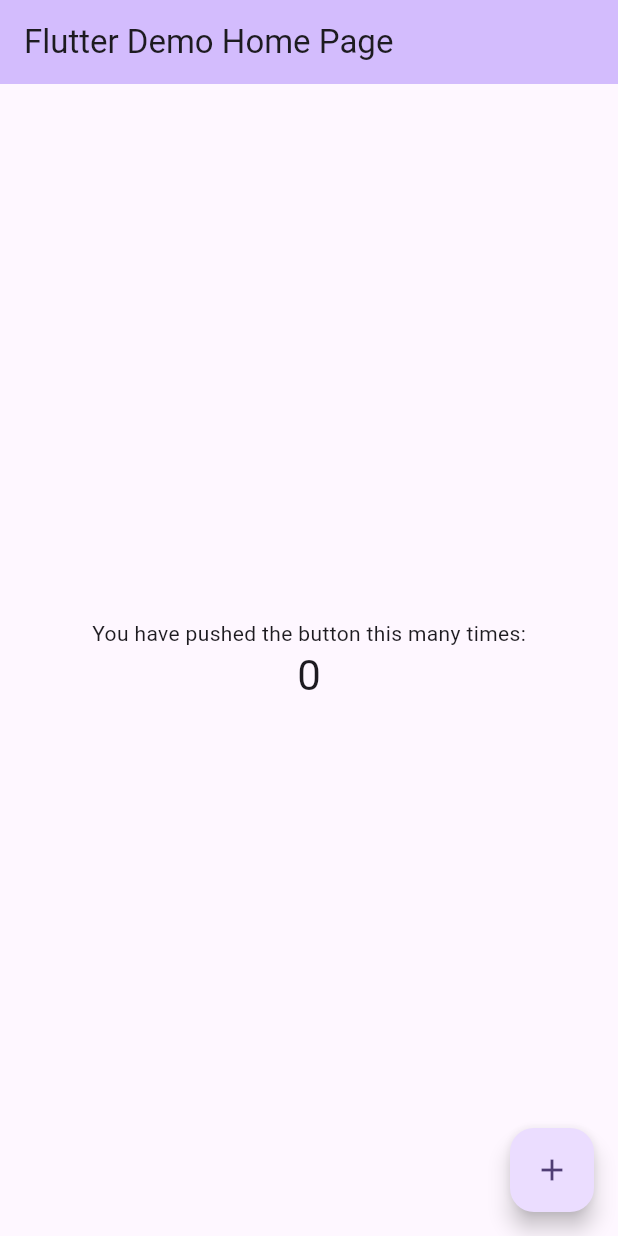
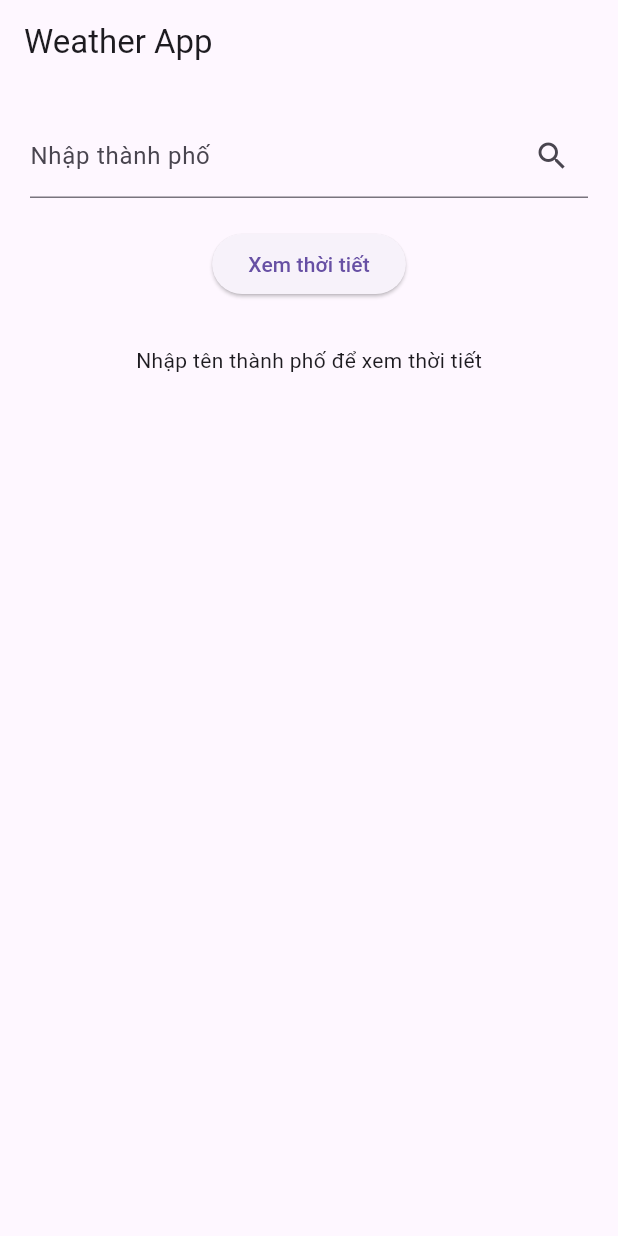
Before and after one commit to HoaTruong1301/flutter_weather_app_truongvinhhoa, a Flutter app: the screen it shows after launch, on a phone screen of 412 x 824 dp. Run offline on Flutter 3.47's test engine with Material 3 defaults, Android fonts, the phone set to English and light mode, and no system bars.

Commit message:
Initial commit

```diff
--- a/lib/main.dart
+++ b/lib/main.dart
@@ -1,122 +1,24 @@
 import 'package:flutter/material.dart';
+import 'package:provider/provider.dart';
+import 'providers/weather_provider.dart';
+import 'screens/home_screen.dart';
 
 void main() {
-  runApp(const MyApp());
+  runApp(
+    ChangeNotifierProvider(
+      create: (_) => WeatherProvider(),
+      child: MyApp(),
+    ),
+  );
 }
 
 class MyApp extends StatelessWidget {
   const MyApp({super.key});
 
-  // This widget is the root of your application.
   @override
   Widget build(BuildContext context) {
     return MaterialApp(
-      title: 'Flutter Demo',
-      theme: ThemeData(
-        // This is the theme of your application.
-        //
-        // TRY THIS: Try running your application with "flutter run". You'll see
-        // the application has a purple toolbar. Then, without quitting the app,
-        // try changing the seedColor in the colorScheme below to Colors.green
-        // and then invoke "hot reload" (save your changes or press the "hot
-        // reload" button in a Flutter-supported IDE, or press "r" if you used
-        // the command line to start the app).
-        //
-        // Notice that the counter didn't reset back to zero; the application
-        // state is not lost during the reload. To reset the state, use hot
-        // restart instead.
-        //
-        // This works for code too, not just values: Most code changes can be
-        // tested with just a hot reload.
-        colorScheme: .fromSeed(seedColor: Colors.deepPurple),
-      ),
-      home: const MyHomePage(title: 'Flutter Demo Home Page'),
+      home: HomeScreen(),
     );
   }
 }
-
-class MyHomePage extends StatefulWidget {
-  const MyHomePage({super.key, required this.title});
-
-  // This widget is the home page of your application. It is stateful, meaning
-  // that it has a State object (defined below) that contains fields that affect
-  // how it looks.
-
-  // This class is the configuration for the state. It holds the values (in this
-  // case the title) provided by the parent (in this case the App widget) and
-  // used by the build method of the State. Fields in a Widget subclass are
-  // always marked "final".
-
-  final String title;
-
-  @override
-  State<MyHomePage> createState() => _MyHomePageState();
-}
-
-class _MyHomePageState extends State<MyHomePage> {
-  int _counter = 0;
-
-  void _incrementCounter() {
-    setState(() {
-      // This call to setState tells the Flutter framework that something has
-      // changed in this State, which causes it to rerun the build method below
-      // so that the display can reflect the updated values. If we changed
-      // _counter without calling setState(), then the build method would not be
-      // called again, and so nothing would appear to happen.
-      _counter++;
-    });
-  }
-
-  @override
-  Widget build(BuildContext context) {
-    // This method is rerun every time setState is called, for instance as done
-    // by the _incrementCounter method above.
-    //
-    // The Flutter framework has been optimized to make rerunning build methods
-    // fast, so that you can just rebuild anything that needs updating rather
-    // than having to individually change instances of widgets.
-    return Scaffold(
-      appBar: AppBar(
-        // TRY THIS: Try changing the color here to a specific color (to
-        // Colors.amber, perhaps?) and trigger a hot reload to see the AppBar
-        // change color while the other colors stay the same.
-        backgroundColor: Theme.of(context).colorScheme.inversePrimary,
-        // Here we take the value from the MyHomePage object that was created by
-        // the App.build method, and use it to set our appbar title.
-        title: Text(widget.title),
-      ),
-      body: Center(
-        // Center is a layout widget. It takes a single child and positions it
-        // in the middle of the parent.
-        child: Column(
-          // Column is also a layout widget. It takes a list of children and
-          // arranges them vertically. By default, it sizes itself to fit its
-          // children horizontally, and tries to be as tall as its parent.
-          //
-          // Column has various properties to control how it sizes itself and
-          // how it positions its children. Here we use mainAxisAlignment to
-          // center the children vertically; the main axis here is the vertical
-          // axis because Columns are vertical (the cross axis would be
-          // horizontal).
-          //
-          // TRY THIS: Invoke "debug painting" (choose the "Toggle Debug Paint"
-          // action in the IDE, or press "p" in the console), to see the
-          // wireframe for each widget.
-          mainAxisAlignment: .center,
-          children: [
-            const Text('You have pushed the button this many times:'),
-            Text(
-              '$_counter',
-              style: Theme.of(context).textTheme.headlineMedium,
-            ),
-          ],
-        ),
-      ),
-      floatingActionButton: FloatingActionButton(
-        onPressed: _incrementCounter,
-        tooltip: 'Increment',
-        child: const Icon(Icons.add),
-      ),
-    );
-  }
-}
--- /dev/null
+++ b/lib/models/weather_model.dart
@@ -0,0 +1,19 @@
+class WeatherModel {
+  final String city;
+  final double temp;
+  final String description;
+
+  WeatherModel({
+    required this.city,
+    required this.temp,
+    required this.description,
+  });
+
+  factory WeatherModel.fromJson(Map<String, dynamic> json) {
+    return WeatherModel(
+      city: json['name'],
+      temp: json['main']['temp'].toDouble(),
+      description: json['weather'][0]['description'],
+    );
+  }
+}
--- /dev/null
+++ b/lib/providers/weather_provider.dart
@@ -0,0 +1,24 @@
+import 'package:flutter/material.dart';
+import '../models/weather_model.dart';
+import '../services/weather_service.dart';
+
+class WeatherProvider extends ChangeNotifier {
+  WeatherModel? weather;
+  bool isLoading = false;
+
+  final WeatherService service = WeatherService();
+
+  Future<void> getWeather(String city) async {
+    isLoading = true;
+    notifyListeners();
+
+    try {
+      weather = await service.fetchWeather(city);
+    } catch (e) {
+      print(e);
+    }
+
+    isLoading = false;
+    notifyListeners();
+  }
+}
--- /dev/null
+++ b/lib/screens/home_screen.dart
@@ -0,0 +1,69 @@
+import 'package:flutter/material.dart';
+import 'package:provider/provider.dart';
+import '../providers/weather_provider.dart';
+
+class HomeScreen extends StatelessWidget {
+  final TextEditingController controller = TextEditingController();
+
+  @override
+  Widget build(BuildContext context) {
+    final provider = Provider.of<WeatherProvider>(context);
+
+    return Scaffold(
+      appBar: AppBar(title: Text("Weather App")),
+      body: SingleChildScrollView(
+        padding: EdgeInsets.all(20),
+        child: Column(
+          children: [
+            TextField(
+              controller: controller,
+              decoration: InputDecoration(
+                labelText: "Nhập thành phố",
+                suffixIcon: IconButton(
+                  icon: Icon(Icons.search),
+                  onPressed: () {
+                    FocusScope.of(context).unfocus();
+                    provider.getWeather(controller.text);
+                  },
+                ),
+              ),
+            ),
+            SizedBox(height: 20),
+            ElevatedButton(
+              onPressed: () {
+                FocusScope.of(context).unfocus();
+                provider.getWeather(controller.text);
+              },
+              child: Text("Xem thời tiết"),
+            ),
+            SizedBox(height: 30),
+            if (provider.isLoading)
+              CircularProgressIndicator()
+            else if (provider.weather != null)
+              Container(
+                width: double.infinity,
+                padding: EdgeInsets.all(20),
+                decoration: BoxDecoration(
+                  color: Colors.blue.withOpacity(0.1),
+                  borderRadius: BorderRadius.circular(15),
+                ),
+                child: Column(
+                  children: [
+                    Text(provider.weather!.city,
+                        style: TextStyle(fontSize: 28, fontWeight: FontWeight.bold)),
+                    SizedBox(height: 10),
+                    Text("${provider.weather!.temp}°C",
+                        style: TextStyle(fontSize: 50, color: Colors.blue)),
+                    Text(provider.weather!.description,
+                        style: TextStyle(fontSize: 20, fontStyle: FontStyle.italic)),
+                  ],
+                ),
+              )
+            else
+              Text("Nhập tên thành phố để xem thời tiết"),
+          ],
+        ),
+      ),
+    );
+  }
+}
--- /dev/null
+++ b/lib/services/weather_service.dart
@@ -0,0 +1,20 @@
+import 'dart:convert';
+import 'package:http/http.dart' as http;
+import '../models/weather_model.dart';
+
+class WeatherService {
+  final String apiKey = "83aecd8c64bc30f3c441c09b7a4e3205";
+
+  Future<WeatherModel> fetchWeather(String city) async {
+    final url =
+        "https://api.openweathermap.org/data/2.5/weather?q=$city&appid=$apiKey&units=metric";
+
+    final response = await http.get(Uri.parse(url));
+
+    if (response.statusCode == 200) {
+      return WeatherModel.fromJson(json.decode(response.body));
+    } else {
+      throw Exception("Lỗi khi gọi API");
+    }
+  }
+}
--- a/pubspec.yaml
+++ b/pubspec.yaml
@@ -30,6 +30,12 @@ environment:
 dependencies:
   flutter:
     sdk: flutter
+  http: ^1.6.0
+  geolocator: ^10.1.0
+  geocoding: ^2.1.1
+  provider: ^6.1.1
+  shared_preferences: ^2.2.2
+  intl: ^0.18.1
 
   # The following adds the Cupertino Icons font to your application.
   # Use with the CupertinoIcons class for iOS style icons.
```
Also changed, not shown: pubspec.lock, 4 other files.
